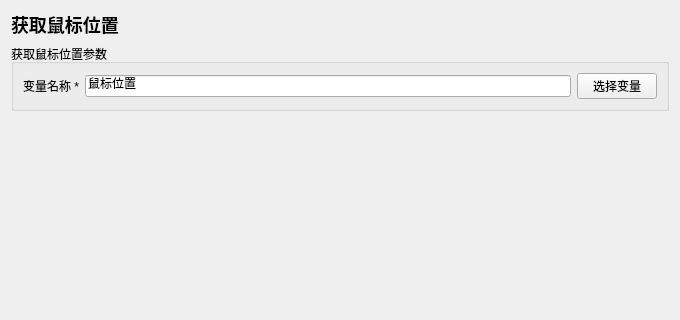
First picture: the form in instructions/获取变量/获取鼠标位置/获取鼠标位置.ui, repository 714248411/AnClicker, before the edit; both pictures show x 0 to 680 and y 0 to 320 of the 680 by 700 pixel window.
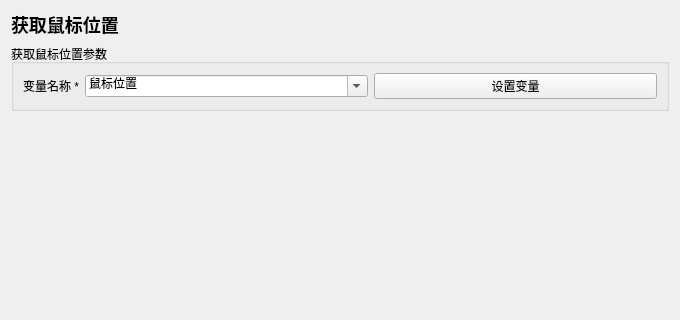
Second picture: the form after the edit.

Diff of the .ui file:
```diff
--- a/instructions/获取变量/获取鼠标位置/获取鼠标位置.ui
+++ b/instructions/获取变量/获取鼠标位置/获取鼠标位置.ui
@@ -3,7 +3,7 @@
 <property name="geometry"><rect><x>0</x><y>0</y><width>680</width><height>700</height></rect></property><property name="minimumSize"><size><width>560</width><height>480</height></size></property><property name="windowTitle"><string>获取鼠标位置</string></property>
 <layout class="QVBoxLayout" name="rootLayout">
 <item><widget class="QLabel" name="titleLabel"><property name="text"><string>获取鼠标位置</string></property><property name="styleSheet"><string>font-size: 18px; font-weight: 600;</string></property></widget></item>
-<item><widget class="QGroupBox" name="parameterGroupBox"><property name="title"><string>获取鼠标位置参数</string></property><layout class="QFormLayout" name="parameterFormLayout"><item row="0" column="0"><widget class="QLabel" name="parameterLabel_0"><property name="text"><string>变量名称 *</string></property></widget></item><item row="0" column="1"><widget class="QWidget" name="parameterContainer_0" native="true"><layout class="QHBoxLayout" name="parameterLayout_0"><property name="leftMargin"><number>0</number></property><property name="topMargin"><number>0</number></property><property name="rightMargin"><number>0</number></property><property name="bottomMargin"><number>0</number></property><item><widget class="QLineEdit" name="parameter_0"><property name="text"><string>鼠标位置</string></property></widget></item><item><widget class="QPushButton" name="auxiliary_0"><property name="text"><string>选择变量</string></property></widget></item></layout></widget></item></layout></widget></item>
+<item><widget class="QGroupBox" name="parameterGroupBox"><property name="title"><string>获取鼠标位置参数</string></property><layout class="QFormLayout" name="parameterFormLayout"><item row="0" column="0"><widget class="QLabel" name="parameterLabel_0"><property name="text"><string>变量名称 *</string></property></widget></item><item row="0" column="1"><widget class="QWidget" name="parameterContainer_0" native="true"><layout class="QHBoxLayout" name="parameterLayout_0"><property name="leftMargin"><number>0</number></property><property name="topMargin"><number>0</number></property><property name="rightMargin"><number>0</number></property><property name="bottomMargin"><number>0</number></property><item><widget class="QComboBox" name="parameter_0"><property name="editable"><bool>true</bool></property><item><property name="text"><string>鼠标位置</string></property></item></widget></item><item><widget class="QPushButton" name="auxiliary_0"><property name="text"><string>设置变量</string></property></widget></item></layout></widget></item></layout></widget></item>
 <item><spacer name="verticalSpacer"><property name="orientation"><enum>Qt::Vertical</enum></property><property name="sizeHint" stdset="0"><size><width>20</width><height>20</height></size></property></spacer></item>
 <item><widget class="QGroupBox" name="commonGroupBox"><property name="title"><string>通用参数</string></property><layout class="QFormLayout" name="commonFormLayout">
 <item row="0" column="0"><widget class="QLabel" name="repeatLabel"><property name="text"><string>重复次数</string></property></widget></item><item row="0" column="1"><widget class="QSpinBox" name="repeatSpinBox"><property name="minimum"><number>1</number></property><property name="maximum"><number>999999</number></property><property name="value"><number>1</number></property></widget></item>
```
